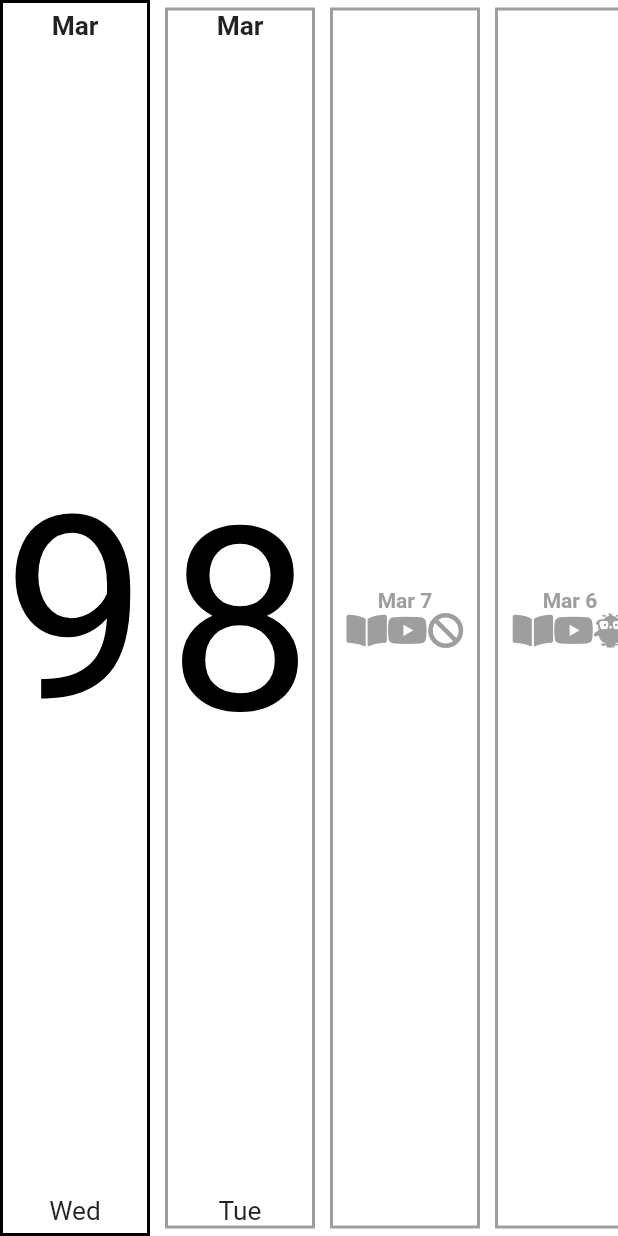
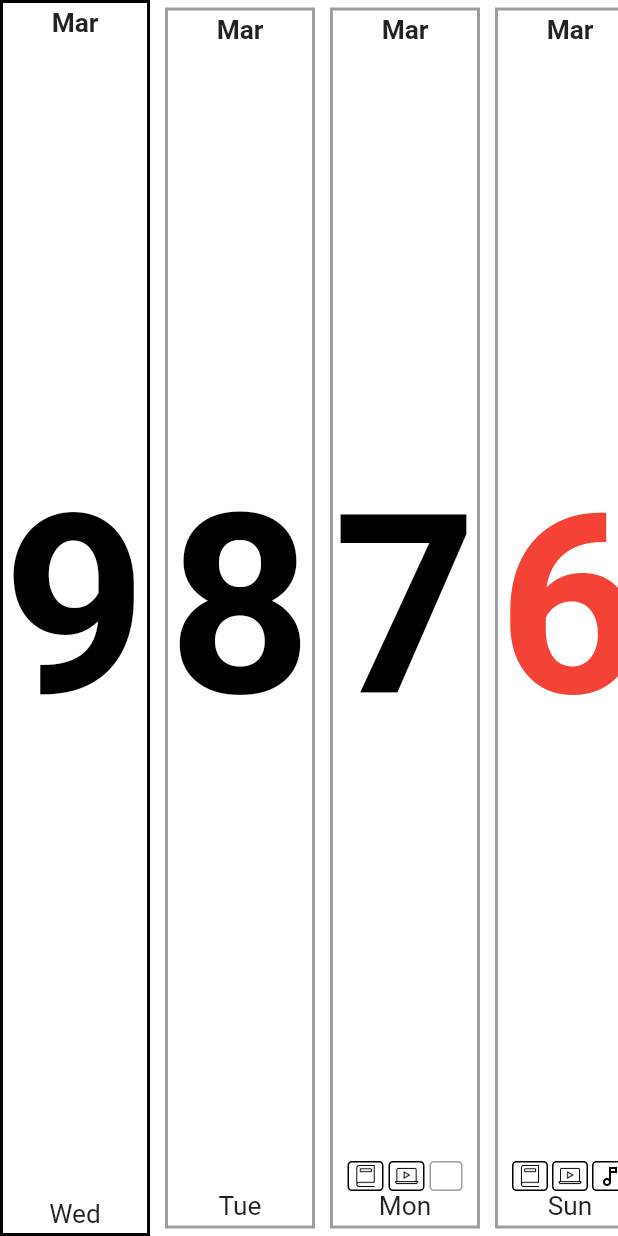
Before and after one commit to wangmaac/fourty_mom_project, a Flutter app: the TimeLinePage screen opened directly, on a phone screen of 412 x 824 dp. Run offline on Flutter 3.47's test engine with Material 2 defaults, Android fonts, the phone set to English and light mode, and no system bars; drawn by our look-alikes of scroll_to_index; our stand-ins replace animated_text_kit, firebase_auth, firebase_core, font_awesome_flutter, go_router, google_sign_in and 1 more; missing offline and left inert: flutter_facebook_auth; accounts and stored records are empty.

Commit message:
22.3.9
icon_border/welcome_text

```diff
--- /dev/null
+++ b/lib/controller/welcome_text_controller.dart
@@ -0,0 +1,15 @@
+
+import 'package:flutter/material.dart';
+
+class WelcomeTextController with ChangeNotifier {
+  bool _showEntireText;
+
+  WelcomeTextController(this._showEntireText);
+
+  bool get getShow => _showEntireText;
+
+  void setShowEntireText(bool value) {
+    _showEntireText = value;
+    notifyListeners();
+  }
+}
--- a/lib/main.dart
+++ b/lib/main.dart
@@ -2,6 +2,7 @@ import 'package:firebase_core/firebase_core.dart';
 import 'package:flutter/material.dart';
 import 'package:fourty_mom_project/controller/date_controller.dart';
 import 'package:fourty_mom_project/controller/rwl_controller.dart';
+import 'package:fourty_mom_project/controller/welcome_text_controller.dart';
 import 'package:fourty_mom_project/utilities/router.dart';
 import 'package:provider/provider.dart';
 
@@ -18,6 +19,8 @@ class MyApp extends StatelessWidget {
             create: (context) => RWLController()),
         ChangeNotifierProvider<DateController>(
             create: (context) => DateController()),
+        ChangeNotifierProvider<WelcomeTextController>(
+            create: (context) => WelcomeTextController(true)),
       ],
       child: MaterialApp.router(
           //scrollBehavior: MyBehavior(),
--- a/lib/widget/timeline_calendar.dart
+++ b/lib/widget/timeline_calendar.dart
@@ -5,7 +5,6 @@ import 'package:scroll_to_index/scroll_to_index.dart';
 
 import '../utilities/color.dart';
 import '../utilities/date_format.dart';
-import '../utilities/logger.dart';
 import '../utilities/scroll_behavior.dart';
 import '../utilities/scroll_controller.dart';
 import 'timeline_content_widget.dart';
@@ -64,11 +63,11 @@ class _TimeLinePageState extends State<TimeLinePage> {
                     child: context.watch<DateController>().getSelectDate ==
                             itemDate
                         ? selectBox(
-                            child: selectContent(itemDate),
+                            child: calendarContent(itemDate),
                             color: selectIconColor,
                             index: index)
                         : unSelectBox(
-                            index: index, child: unSelectContent(itemDate)),
+                            index: index, child: calendarContent(itemDate)),
                   );
                 },
               ),
--- a/lib/widget/timeline_content_widget.dart
+++ b/lib/widget/timeline_content_widget.dart
@@ -1,35 +1,40 @@
 import 'package:flutter/material.dart';
-import 'package:font_awesome_flutter/font_awesome_flutter.dart';
 import 'package:fourty_mom_project/utilities/date_format.dart';
 
 import '../models/record_model.dart';
 import '../utilities/icon_data.dart';
 
+//선택했을때
+Widget calendarContent(DateTime itemDate) {
+  List<Map<String, dynamic>> result = [];
+  late Widget resultSubIconList;
 
-//선택했을때
-Widget selectContent(DateTime itemDate) {
-  List<Map<String, dynamic>> result = [];
-
+  //선택한 json schedule
   result =
       List.of(tmpListModel.where((element) => itemDate == element['date']));
 
   if (result.isNotEmpty) {
-    Widget subIconList = SizedBox(
-        width: 85,
-        child: Row(mainAxisAlignment: MainAxisAlignment.center, children: [
+    resultSubIconList = SizedBox(
+        width: 80,
+        child: Row(mainAxisAlignment: MainAxisAlignment.spaceAround, children: [
           result.first['book'] == null
-              ? readingIcon(25, false)
-              : readingIcon(25, true),
+              ? iconBorder()
+              : iconBorder(child: readingIcon(20, true)),
           result.first['video'] == null
-              ? videoIcon(25, false)
-              : videoIcon(25, true),
+              ? iconBorder()
+              : iconBorder(child: videoIcon(20, true)),
           result.first['listen'] == null
-              ? listeningIcon(25, false)
-              : listeningIcon(25, true),
+              ? iconBorder()
+              : iconBorder(child: listeningIcon(20, true)),
         ]));
-    return
-      Column(
+  } else {
+    resultSubIconList = const SizedBox(width: 85);
+  }
+
+  return Column(
     children: [
+      const SizedBox(height: 3),
+      //todo 선택했을때 내용이 있으면 - 월 표시
       SizedBox(
         child: FittedBox(
             child: Text(
@@ -38,18 +43,28 @@ Widget selectContent(DateTime itemDate) {
         )),
         height: 20,
       ),
+
+      //todo 선택했을때 내용이 있으면 - 일자 표시
       Expanded(
           child: FittedBox(
               child: Text(
         itemDate.day.toString(),
         style: TextStyle(
+            fontWeight: FontWeight.bold,
             color: itemDate.weekday == 7
                 ? Colors.red
                 : itemDate.weekday == 6
                     ? Colors.blue
                     : Colors.black),
       ))),
-          SizedBox(height: 20,  child: subIconList,),
+
+      //todo 선택했을때 내용이 있으면 - 아이콘리스트 표시
+      SizedBox(
+        height: 20,
+        child: resultSubIconList,
+      ),
+
+      //todo 선택했을때 내용이 있으면 - 요일 표시
       SizedBox(
         child: FittedBox(
           child: Text(
@@ -58,119 +73,30 @@ Widget selectContent(DateTime itemDate) {
         ),
         height: 20,
       ),
-        ],
-      );
-  } else {
-    return Column(
-      children: [
-        const SizedBox(height: 5,),
-        SizedBox(
-          child: FittedBox(
-              child: Text(
-            mmmDateFormat.format(itemDate),
-            style: const TextStyle(fontWeight: FontWeight.bold),
-          )),
-          height: 20,
-        ),
-        Expanded(
-            child: FittedBox(
-                child: Text(
-          itemDate.day.toString(),
-          style: TextStyle(
-              color: itemDate.weekday == 7
-                  ? Colors.red
-                  : itemDate.weekday == 6
-                      ? Colors.blue
-                      : Colors.black),
-        ))),
-        const SizedBox(height: 15,),
-        SizedBox(
-          child: FittedBox(
-            child: Text(
-              mDateFormat.format(itemDate),
-            ),
-          ),
-          height: 20,
-        ),
-        const SizedBox(height: 5,),
+      const SizedBox(height: 3),
     ],
   );
 }
-}
 
-Widget unSelectContent(DateTime itemDate) {
-  Color _backColor = Colors.grey;
-
-  List<Map<String, dynamic>> result = [];
-  result =
-      List.of(tmpListModel.where((element) => itemDate == element['date']));
-
-  FaIcon notStudyIcon = const FaIcon(
-    FontAwesomeIcons.ban,
-    color: Colors.grey,
-  );
-
-  if (result.isNotEmpty) {
-    Widget subIconList =
-        Row(mainAxisAlignment: MainAxisAlignment.center, children: [
-      result.first['book'] == null
-          ? notStudyIcon
-          : const FaIcon(
-              FontAwesomeIcons.bookOpen,
-              color: Colors.grey,
+Widget iconBorder({Widget? child}) {
+  if (child == null) {
+    return Container(
+      decoration: BoxDecoration(
+        border: Border.all(width: 1, color: Colors.grey),
+        borderRadius: BorderRadius.circular(3),
       ),
-      result.first['video'] == null
-          ? notStudyIcon
-          : const FaIcon(
-              FontAwesomeIcons.youtube,
-              color: Colors.grey,
-            ),
-      result.first['listen'] == null
-          ? notStudyIcon
-          : const FaIcon(FontAwesomeIcons.earlybirds, color: Colors.grey),
-    ]);
-
-    return Column(
-      mainAxisAlignment: MainAxisAlignment.center,
-      children: [
-        Text(
-          dateFormat.format(result.first['date']),
-          style: TextStyle(fontWeight: FontWeight.bold, color: _backColor),
-        ),
-        subIconList
-      ],
+      child: const SizedBox(width: 20, height: 20),
     );
   } else {
-    return Column(
-      children: [
-        SizedBox(
-          child: FittedBox(
-              child: Text(
-            mmmDateFormat.format(itemDate),
-            style: const TextStyle(fontWeight: FontWeight.bold),
-          )),
-          height: 20,
+    return Container(
+      decoration: BoxDecoration(
+        border: Border.all(width: 1, color: Colors.black),
+        borderRadius: BorderRadius.circular(3),
       ),
-        Expanded(
-            child: FittedBox(
-                child: Text(
-          itemDate.day.toString(),
-          style: TextStyle(
-              color: itemDate.weekday == 7
-                  ? Colors.red
-                  : itemDate.weekday == 6
-                      ? Colors.blue
-                      : Colors.black),
-        ))),
-        SizedBox(
-          child: FittedBox(
-            child: Text(
-              mDateFormat.format(itemDate),
+      child: Padding(
+        padding: const EdgeInsets.all(1.0),
+        child: child,
       ),
-          ),
-          height: 20,
-        ),
-      ],
     );
   }
 }
```
Also changed, not shown: lib/screens/init_page.dart (+46 -43 lines). Lines whose indentation alone changed are shown as unchanged.
